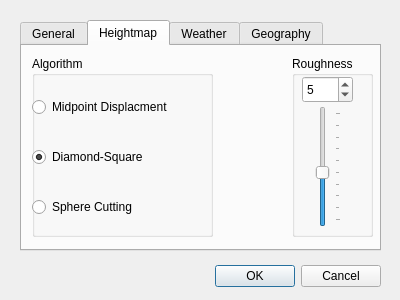
This is data/qt4/dNewWorld.ui in psi29a/worldsynth as Qt 5 draws it before an edit. The edited form follows.
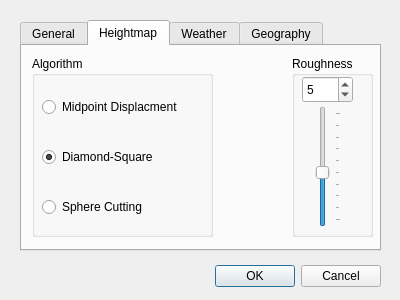
This is the edited form. The open tabs and pages were chosen to show the change. Icons and pictures are not drawn.

What changed in the file:
```diff
--- a/data/qt4/dNewWorld.ui
+++ b/data/qt4/dNewWorld.ui
@@ -315,9 +315,9 @@
      <widget class="QRadioButton" name="rMDA">
       <property name="geometry">
        <rect>
-        <x>0</x>
+        <x>10</x>
         <y>40</y>
-        <width>181</width>
+        <width>151</width>
         <height>22</height>
        </rect>
       </property>
@@ -331,9 +331,9 @@
      <widget class="QRadioButton" name="rDSA">
       <property name="geometry">
        <rect>
-        <x>0</x>
+        <x>10</x>
         <y>90</y>
-        <width>181</width>
+        <width>121</width>
         <height>22</height>
        </rect>
       </property>
@@ -347,9 +347,9 @@
      <widget class="QRadioButton" name="rSPH">
       <property name="geometry">
        <rect>
-        <x>0</x>
+        <x>10</x>
         <y>140</y>
-        <width>181</width>
+        <width>111</width>
         <height>22</height>
        </rect>
       </property>
```
Left out of the diff: 16 changed lines with no effect on the pictures.
